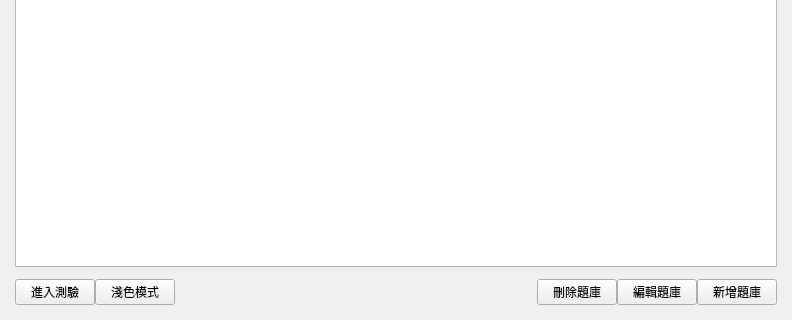
zombie5454/intro-to-oop-py-final, file UI/QtUI.ui: the form before one commit; both pictures show x 0 to 792 and y 252 to 572 of the 792 by 572 pixel window.
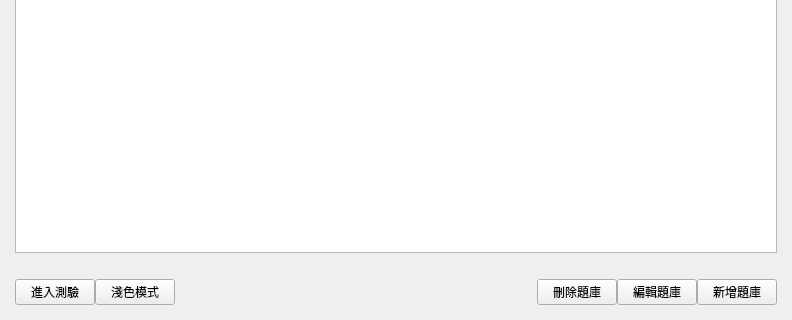
The form after the commit.

The edit to the form file:
```diff
--- a/UI/QtUI.ui
+++ b/UI/QtUI.ui
@@ -61,7 +61,7 @@
          <item>
           <widget class="QLabel" name="homeErrorMessage">
            <property name="sizePolicy">
-            <sizepolicy hsizetype="Preferred" vsizetype="Ignored">
+            <sizepolicy hsizetype="Preferred" vsizetype="Preferred">
              <horstretch>0</horstretch>
              <verstretch>0</verstretch>
             </sizepolicy>
```
